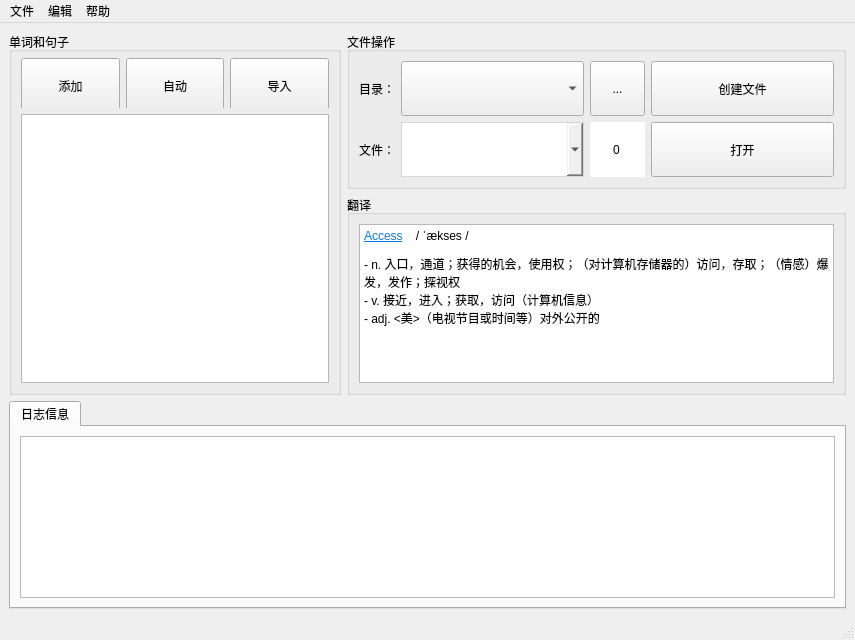
First picture: the form in mainwindow.ui, repository WeiMuYang/Words-Book-Assistant, before the edit.
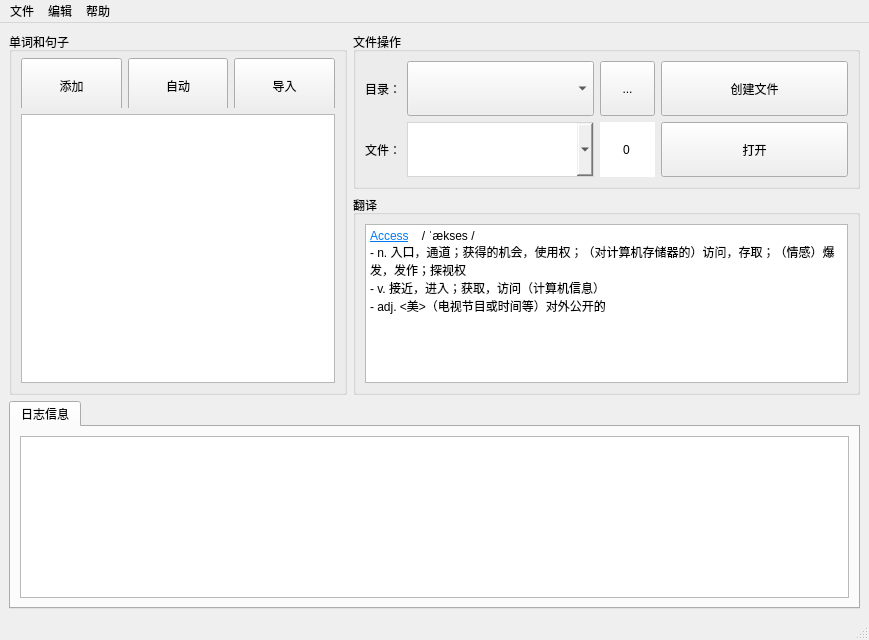
Second picture: the form after the edit.

Patch:
```diff
--- a/mainwindow.ui
+++ b/mainwindow.ui
@@ -6,7 +6,7 @@
    <rect>
     <x>0</x>
     <y>0</y>
-    <width>855</width>
+    <width>869</width>
     <height>640</height>
    </rect>
   </property>
@@ -40,7 +40,7 @@
         <property name="title">
          <string>单词和句子</string>
         </property>
-        <layout class="QVBoxLayout" name="listLayout" stretch="2,0">
+        <layout class="QVBoxLayout" name="listLayout" stretch="2,5">
          <property name="spacing">
           <number>6</number>
          </property>
@@ -308,7 +308,7 @@
                </property>
                <property name="minimumSize">
                 <size>
-                 <width>0</width>
+                 <width>90</width>
                  <height>55</height>
                 </size>
                </property>
@@ -354,7 +354,7 @@
           </property>
           <layout class="QVBoxLayout" name="verticalLayout_5">
            <item>
-            <widget class="QTextBrowser" name="textBrowser">
+            <widget class="QTextEdit" name="textEdit">
              <property name="html">
               <string>&lt;!DOCTYPE HTML PUBLIC &quot;-//W3C//DTD HTML 4.0//EN&quot; &quot;http://www.w3.org/TR/REC-html40/strict.dtd&quot;&gt;
 &lt;html&gt;&lt;head&gt;&lt;meta name=&quot;qrichtext&quot; content=&quot;1&quot; /&gt;&lt;meta charset=&quot;utf-8&quot; /&gt;&lt;style type=&quot;text/css&quot;&gt;
@@ -363,7 +363,7 @@
 li.unchecked::marker { content: &quot;\2610&quot;; }
 li.checked::marker { content: &quot;\2612&quot;; }
 &lt;/style&gt;&lt;/head&gt;&lt;body style=&quot; font-family:'Microsoft YaHei UI'; font-size:9pt; font-weight:400; font-style:normal;&quot;&gt;
-&lt;p style=&quot; margin-top:12px; margin-bottom:12px; margin-left:0px; margin-right:0px; -qt-block-indent:0; text-indent:0px;&quot;&gt;&lt;a href=&quot;https://dictionary.cambridge.org/dictionary/english-chinese-simplified/Access&quot;&gt;&lt;span style=&quot; text-decoration: underline; color:#007af4;&quot;&gt;Access&lt;/span&gt;&lt;/a&gt;    / ˈækses /     &lt;/p&gt;
+&lt;p style=&quot; margin-top:0px; margin-bottom:0px; margin-left:0px; margin-right:0px; -qt-block-indent:0; text-indent:0px;&quot;&gt;&lt;a href=&quot;https://dictionary.cambridge.org/dictionary/english-chinese-simplified/Access&quot;&gt;&lt;span style=&quot; text-decoration: underline; color:#007af4;&quot;&gt;Access&lt;/span&gt;&lt;/a&gt;    / ˈækses /     &lt;/p&gt;
 &lt;p style=&quot; margin-top:0px; margin-bottom:0px; margin-left:0px; margin-right:0px; -qt-block-indent:0; text-indent:0px;&quot;&gt;- n. 入口，通道；获得的机会，使用权；（对计算机存储器的）访问，存取；（情感）爆发，发作；探视权 &lt;/p&gt;
 &lt;p style=&quot; margin-top:0px; margin-bottom:0px; margin-left:0px; margin-right:0px; -qt-block-indent:0; text-indent:0px;&quot;&gt;- v. 接近，进入；获取，访问（计算机信息） &lt;/p&gt;
 &lt;p style=&quot; margin-top:0px; margin-bottom:0px; margin-left:0px; margin-right:0px; -qt-block-indent:0; text-indent:0px;&quot;&gt;- adj. &amp;lt;美&amp;gt;（电视节目或时间等）对外公开的 &lt;/p&gt;&lt;/body&gt;&lt;/html&gt;</string>
@@ -401,7 +401,7 @@
     <rect>
      <x>0</x>
      <y>0</y>
-     <width>855</width>
+     <width>869</width>
      <height>17</height>
     </rect>
    </property>
```
